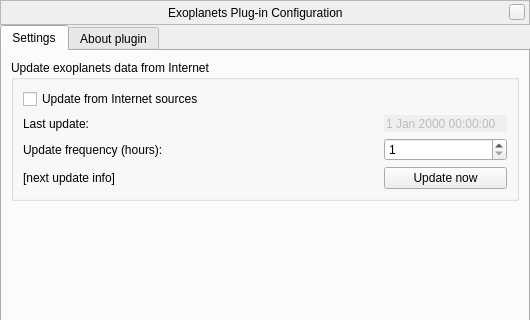
This is plugins/Exoplanets/src/gui/exoplanetsDialog.ui in 519984307/stellarium_src as Qt 5 draws it before an edit; both pictures show x 0 to 530 and y 0 to 320 of the 530 by 483 pixel window. The edited form follows.
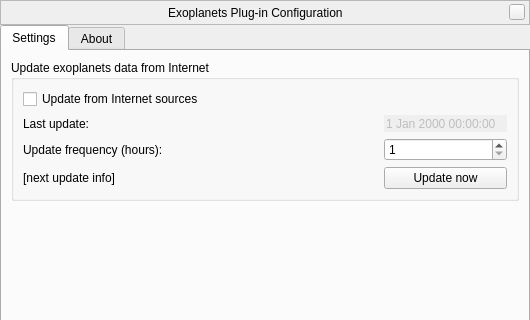
This is the edited form. Custom widgets are drawn as their Qt base class.

```diff
--- a/plugins/Exoplanets/src/gui/exoplanetsDialog.ui
+++ b/plugins/Exoplanets/src/gui/exoplanetsDialog.ui
@@ -6,7 +6,7 @@
    <rect>
     <x>0</x>
     <y>0</y>
-    <width>528</width>
+    <width>530</width>
     <height>483</height>
    </rect>
   </property>
@@ -276,7 +276,7 @@
      </widget>
      <widget class="QWidget" name="aboutTab">
       <attribute name="title">
-       <string>About plugin</string>
+       <string comment="tab in plugin windows">About</string>
       </attribute>
       <layout class="QVBoxLayout" name="verticalLayout_11">
        <property name="spacing">
```
Left out of the diff: 3 changed lines with no effect on the pictures.
